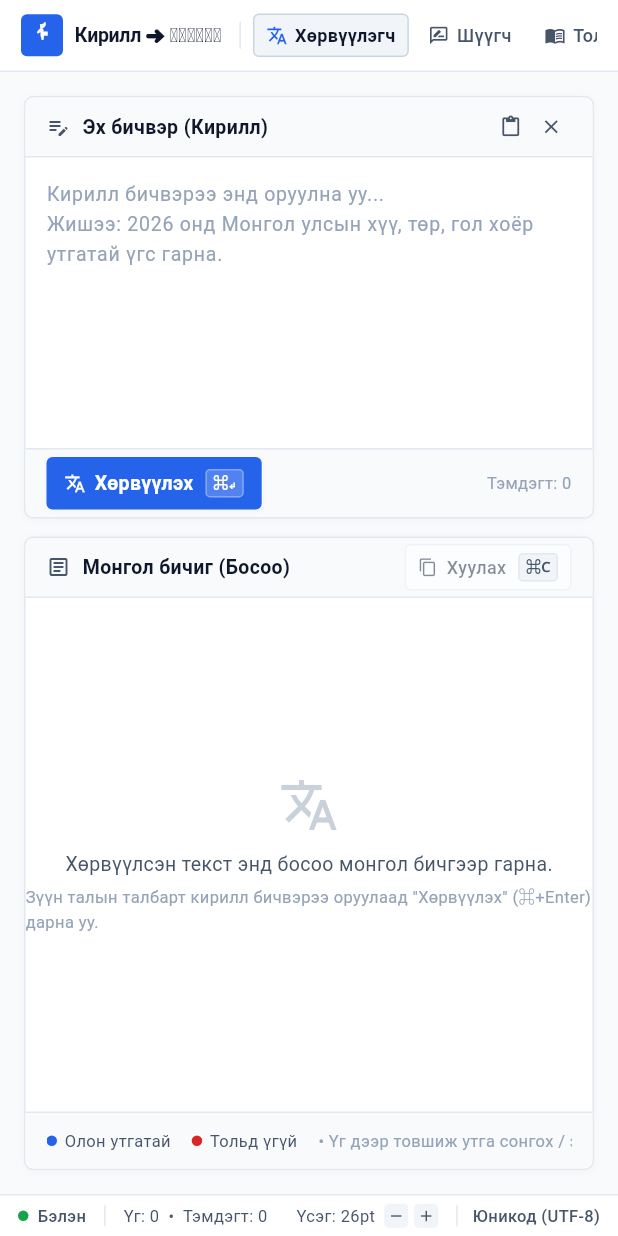
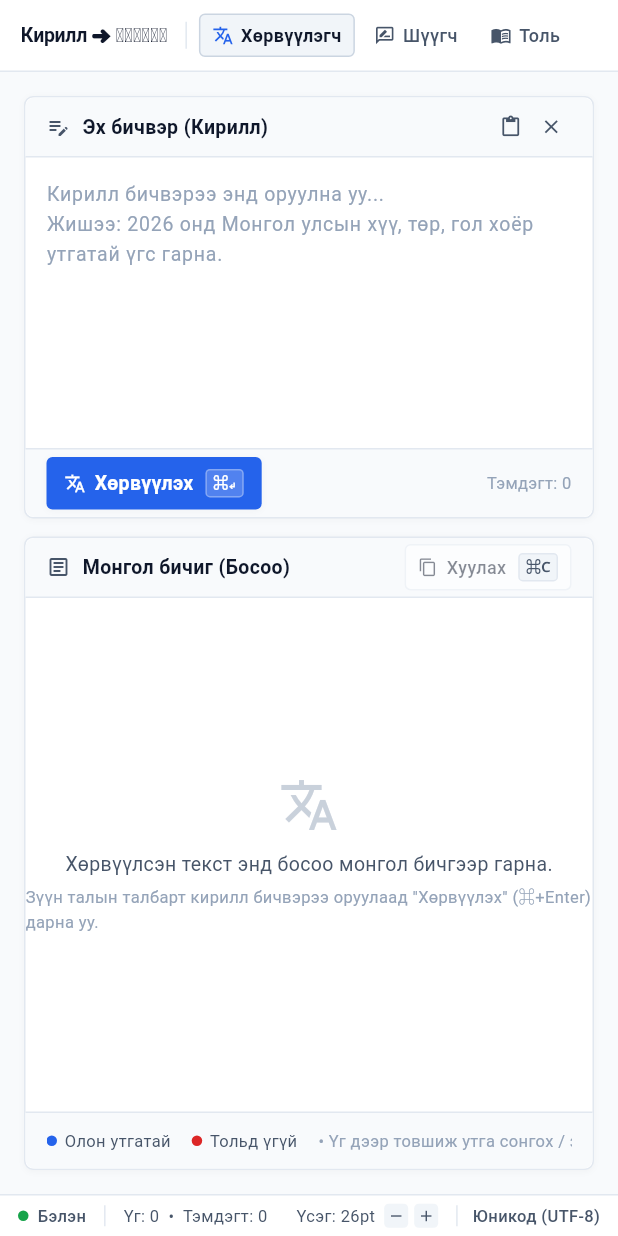
Before and after one commit to suragch/cyrillicconverter, a Flutter app: the screen it shows after launch, on a phone screen of 412 x 824 dp. Run offline on Flutter 3.47's test engine with Material 3 defaults, Android fonts, the phone set to English and light mode, and no system bars; our stand-ins replace shared_preferences; missing offline and left inert: dart:html, mongol, mongol_code; network calls fail.

Commit message:
ui improvements

```diff
--- a/frontend/lib/ui/desktop/components/desktop_header.dart
+++ b/frontend/lib/ui/desktop/components/desktop_header.dart
@@ -76,26 +76,7 @@ class DesktopHeader extends StatelessWidget {
                   Row(
                     mainAxisSize: MainAxisSize.min,
                     children: [
-                      // Brand Logo & Title
-                      Container(
-                        width: 28,
-                        height: 28,
-                        decoration: BoxDecoration(
-                          color: DesktopTheme.primary,
-                          borderRadius: DesktopTheme.roundedSmall,
-                        ),
-                        alignment: Alignment.center,
-                        child: const Text(
-                          'ᠮ',
-                          style: TextStyle(
-                            color: Colors.white,
-                            fontFamily: 'Menksoft',
-                            fontSize: 18,
-                            fontWeight: FontWeight.bold,
-                          ),
-                        ),
-                      ),
-                      const SizedBox(width: 8),
+                      // Brand Title
                       const Text(
                         'Кирилл ➜ ᠮᠣᠩᠭᠣᠯ',
                         style: TextStyle(
--- a/frontend/lib/ui/moderator/edit_suggestion_dialog.dart
+++ b/frontend/lib/ui/moderator/edit_suggestion_dialog.dart
@@ -389,9 +389,9 @@ class _EditSuggestionDialogState extends State<EditSuggestionDialog> {
                         ('e', 'ᠡ e'),
                         ('i', 'ᠢ i'),
                         ('q', 'ᠣ o'),
-                        ('u', 'ᠤ u'),
+                        ('v', 'ᠤ u'),
                         ('o', 'ᠥ ö'),
-                        ('v', 'ᠦ ü'),
+                        ('u', 'ᠦ ü'),
                         ('E', 'ᠧ ee'),
                       ]),
                       const SizedBox(height: 6),
```
Also changed, not shown: frontend/lib/ui/dialogs/add_edit_word_dialog.dart (+6 -3 lines), 2 other files.
